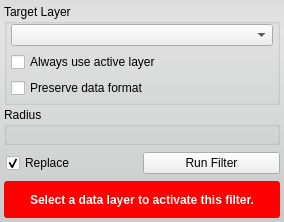
This is src/Interface/ToolInterface/MedianFilterInterface.ui in jessdtate/Seg3D as Qt 5 draws it before an edit. The edited form follows.
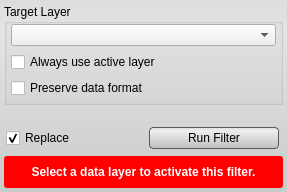
This is the edited form. Custom widgets are drawn as their Qt base class.

Commit message: added styles to the ui buttons still some tweaking that needs done.  check out the Discrete Gaussian Blur tool and let me know if the lighter background looks better.

What changed in the file:
```diff
--- a/src/Interface/ToolInterface/MedianFilterInterface.ui
+++ b/src/Interface/ToolInterface/MedianFilterInterface.ui
@@ -6,8 +6,8 @@
    <rect>
     <x>0</x>
     <y>0</y>
-    <width>284</width>
-    <height>222</height>
+    <width>287</width>
+    <height>192</height>
    </rect>
   </property>
   <property name="sizePolicy">
@@ -35,6 +35,28 @@
    <string notr="true">QWidget#MedianFilterInterface{
 	border-radius: 3px;
 	background-color: qlineargradient(spread:pad, x1:0.5, y1:0, x2:0.5, y2:0.960227, stop:0 rgba(221, 221, 221, 255), stop:0.155779 rgba(228, 228, 228, 255), stop:1 rgba(202, 204, 204, 255));      
+}
+
+
+QPushButton{
+	background-color: qlineargradient(spread:pad, x1:0.5, y1:0, x2:0.5, y2:0.960227, stop:0 rgba(221, 221, 221, 255), stop:0.155779 rgba(238, 238, 238, 255), stop:1 rgba(192, 194, 194, 255));
+	border-radius: 4px;
+	border: 1px solid rgb(90, 90, 90);
+	margin:4px;
+}
+
+QPushButton:hover{
+	background-color: qlineargradient(spread:pad, x1:0.5, y1:0, x2:0.5, y2:1, stop:0 rgba(195, 195, 195, 255), stop:0.253769 rgba(206, 206, 206, 255), stop:1 rgba(185, 185, 185, 255));
+	border-radius: 4px;
+	border: 1px solid rgb(90, 90, 90);
+	margin:4px;
+}
+
+QPushButton:pressed{
+	background-color: qlineargradient(spread:pad, x1:0.5, y1:0, x2:0.5, y2:1, stop:0 rgba(150, 150, 150, 255), stop:0.753769 rgba(206, 206, 206, 255), stop:1 rgba(185, 185, 185, 255));
+	border-radius: 4px;
+	border: 1px solid rgb(90, 90, 90);
+	margin:4px;
 }</string>
   </property>
   <layout class="QVBoxLayout" name="verticalLayout">
@@ -129,31 +151,7 @@
     </widget>
    </item>
    <item>
-    <widget class="QGroupBox" name="groupBox">
-     <property name="title">
-      <string>Radius</string>
-     </property>
-     <layout class="QHBoxLayout" name="horizontalLayout_2">
-      <property name="spacing">
-       <number>0</number>
-      </property>
-      <property name="leftMargin">
-       <number>4</number>
-      </property>
-      <property name="topMargin">
-       <number>2</number>
-      </property>
-      <property name="rightMargin">
-       <number>4</number>
-      </property>
-      <property name="bottomMargin">
-       <number>4</number>
-      </property>
-      <item>
-       <widget class="QtUtils::QtSliderIntCombo" name="radius_" native="true"/>
-      </item>
-     </layout>
-    </widget>
+    <widget class="QtUtils::QtSliderIntCombo" name="radius_" native="true"/>
    </item>
    <item>
     <widget class="QWidget" name="replaceRunWidget" native="true">
@@ -197,6 +195,12 @@
       </item>
       <item>
        <widget class="QPushButton" name="runFilterButton">
+        <property name="minimumSize">
+         <size>
+          <width>0</width>
+          <height>30</height>
+         </size>
+        </property>
         <property name="text">
          <string>Run Filter</string>
         </property>
@@ -250,17 +254,17 @@
   </layout>
  </widget>
  <customwidgets>
-  <customwidget>
-   <class>QtUtils::QtDropableComboBox</class>
-   <extends>QComboBox</extends>
-   <header location="global">QtUtils/Widgets/QtDropableComboBox.h</header>
-  </customwidget>
   <customwidget>
    <class>QtUtils::QtSliderIntCombo</class>
    <extends>QWidget</extends>
    <header location="global">QtUtils/Widgets/QtSliderIntCombo.h</header>
    <container>1</container>
   </customwidget>
+  <customwidget>
+   <class>QtUtils::QtDropableComboBox</class>
+   <extends>QComboBox</extends>
+   <header location="global">QtUtils/Widgets/QtDropableComboBox.h</header>
+  </customwidget>
  </customwidgets>
  <resources/>
  <connections/>
```
The commit also changes 57 other files.
